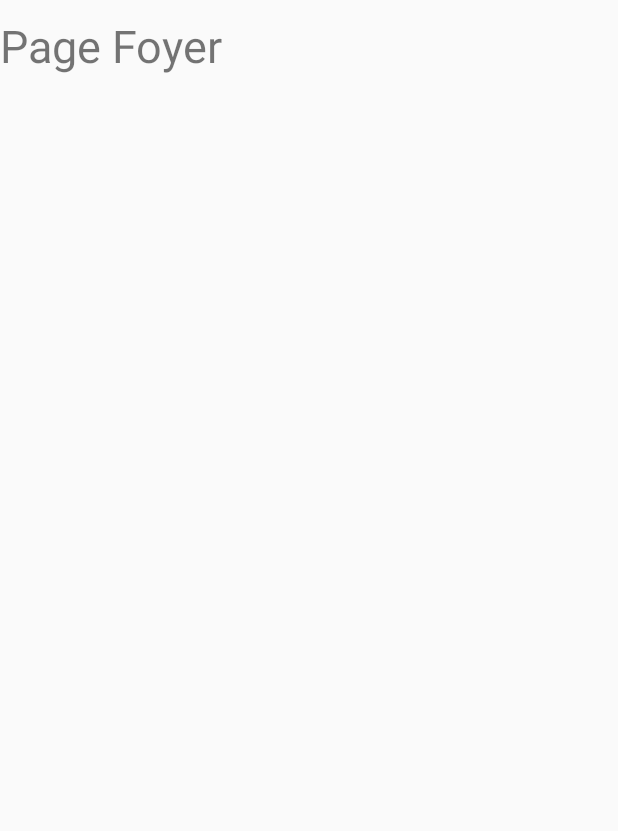
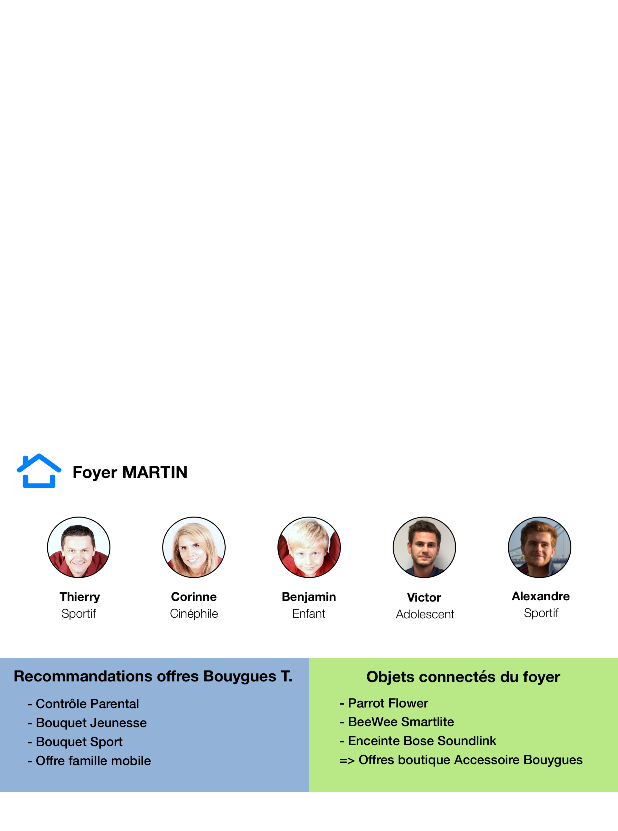
Before and after one commit to michaudv/DemoPFE, an Android app: the layout foyer_layout.xml on its own in the app's theme, with its tools: preview values and no code run, on a phone screen of 412 x 824 dp. Shown: the top 831 px of the screen. Run offline under Robolectric (Android 15) with nearby library versions, the phone set to English and light mode, and no system bars.

Commit message:
Demo screen Foyer

```diff
--- a/app/src/main/res/layout/foyer_layout.xml
+++ b/app/src/main/res/layout/foyer_layout.xml
@@ -1,13 +1,19 @@
 <?xml version="1.0" encoding="utf-8"?>
 <LinearLayout xmlns:android="http://schemas.android.com/apk/res/android"
-    android:orientation="vertical" android:layout_width="match_parent"
-    android:layout_height="match_parent">
+    xmlns:app="http://schemas.android.com/apk/res-auto"
+    android:orientation="vertical"
+    android:layout_width="match_parent"
+    android:layout_height="match_parent"
+    android:background="#FFFFFF">
 
-    <TextView
-        android:text="Page Foyer"
+    <FrameLayout
         android:layout_width="match_parent"
-        android:layout_height="wrap_content"
-        android:id="@+id/test"
-        android:textSize="30sp"
-        android:layout_marginTop="10dp"/>
+        android:layout_height="match_parent">
+
+        <ImageView
+            android:layout_width="match_parent"
+            android:layout_height="match_parent"
+            app:srcCompat="@drawable/foyer"
+            android:id="@+id/foyerView" />
+    </FrameLayout>
 </LinearLayout>
```
Also changed, not shown: app/src/main/java/fr/lab/bbox/bboxapidemo/Demo/DemoFoyer.java (+23 -1 lines), app/src/main/ic_launcher-web.png (added), app/src/main/res/drawable/foyer.png (added), app/src/main/res/mipmap-hdpi/ic_launcher.png, app/src/main/res/mipmap-mdpi/ic_launcher.png, app/src/main/res/mipmap-xhdpi/ic_launcher.png, app/src/main/res/mipmap-xxhdpi/ic_launcher.png, app/src/main/res/mipmap-xxxhdpi/ic_launcher.png, 2 other files.
